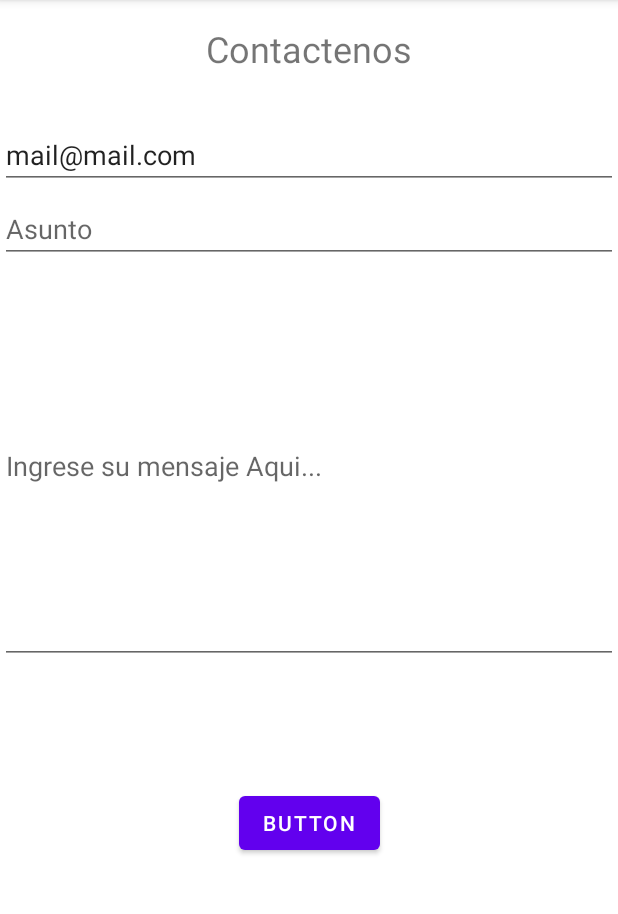
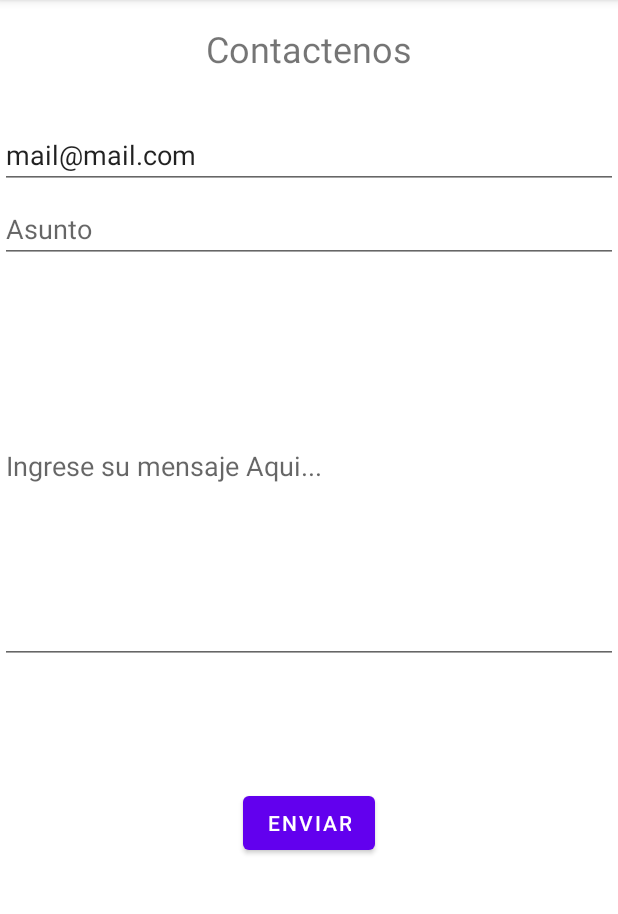
Before and after one commit to Alpccl/TurismoChile, an Android app: the MailFragment screen opened through its navigation route, on a phone screen of 412 x 824 dp, the part 84-998 px from its top. Run offline under Robolectric (Android 15) with nearby library versions, the phone set to English and light mode, and no system bars; our stand-ins replace Room's generated code; pictures from the network do not load.

Commit message:
Actualizacion de Elementos para App

```diff
--- a/app/src/main/java/com/example/turismochile/FirstFragment.kt
+++ b/app/src/main/java/com/example/turismochile/FirstFragment.kt
@@ -49,7 +49,7 @@ class FirstFragment : Fragment() {
         adapter.selectedRegion().observe(viewLifecycleOwner, Observer {
             it?.let {
                 val bundle = Bundle()
-                bundle.putString("id", it.id)
+                bundle.putString("id", it.idRegiones)
                 findNavController().navigate(R.id.action_FirstFragment_to_SecondFragment, bundle)
             }
         })
--- a/app/src/main/java/com/example/turismochile/SecondFragment.kt
+++ b/app/src/main/java/com/example/turismochile/SecondFragment.kt
@@ -1,5 +1,6 @@
 package com.example.turismochile
 
+import android.content.Context
 import android.content.Intent
 import android.net.Uri
 import android.os.Bundle
@@ -44,9 +45,12 @@ class SecondFragment : Fragment() {
 
         viewModel.getInformationById(idRegion).observe(viewLifecycleOwner, Observer {
             it?.let {
+
                 Glide.with(binding.imvTurism2).load(it).into(binding.imvTurism2)
                 binding.tvTurism2.text = it.description
+                binding.btVideoTurist2.setOnClickListener {
 
+                }
 
             }
         })
--- a/app/src/main/java/com/example/turismochile/model/adapter/RegionAdapter.kt
+++ b/app/src/main/java/com/example/turismochile/model/adapter/RegionAdapter.kt
@@ -24,7 +24,7 @@ class RegionAdapter : RecyclerView.Adapter<RegionAdapter.RegionVH>() {
             RecyclerView.ViewHolder(binding.root), View.OnClickListener{
 
         fun bind(region: RegionEntity){
-            binding.tvRegion.text = region.id
+            binding.tvRegion.text = region.idRegiones
             Glide.with(binding.imVRegion).load(region.scrImage).into(binding.imVRegion)
             itemView.setOnClickListener(this)
         }
--- a/app/src/main/java/com/example/turismochile/model/local/dao/DaoRegion.kt
+++ b/app/src/main/java/com/example/turismochile/model/local/dao/DaoRegion.kt
@@ -19,6 +19,6 @@ interface DaoRegion {
     @Query("SELECT * FROM region_table")
     fun getAllRegionList(): LiveData<List<RegionEntity>>
 
-    @Query("SELECT * FROM region_table WHERE id =:id")
+    @Query("SELECT * FROM region_table WHERE idRegiones =:id")
     fun getInformationById(id: String): LiveData<RegionEntity>
 }
--- a/app/src/main/java/com/example/turismochile/model/local/entities/RegionEntity.kt
+++ b/app/src/main/java/com/example/turismochile/model/local/entities/RegionEntity.kt
@@ -9,6 +9,6 @@ import org.jetbrains.annotations.NotNull
 data class RegionEntity(
     @PrimaryKey
     @NotNull
-    val id: String,
+    val idRegiones: String,
     val scrImage: String
     )
--- a/app/src/main/java/com/example/turismochile/model/remote/Mapper.kt
+++ b/app/src/main/java/com/example/turismochile/model/remote/Mapper.kt
@@ -8,7 +8,7 @@ import com.example.turismochile.model.remote.pojo.WrapperRegiones
 
 fun fromInternetToRegionEntity(regionespojo: Regionespojo): List<RegionEntity> {
     return regionespojo.wrapperRegiones.map {
-        RegionEntity(id = it.id, scrImage = it.image)}
+        RegionEntity(idRegiones = it.id, scrImage = it.image)}
 
 }
 fun fromInternetToTuristEntity(regionespojo: Regionespojo): List<TurismEntity> {
--- a/app/src/main/java/com/example/turismochile/model/remote/pojo/WrapperTurismo.kt
+++ b/app/src/main/java/com/example/turismochile/model/remote/pojo/WrapperTurismo.kt
@@ -7,7 +7,7 @@ data class WrapperTurismo(
 
     @SerializedName("id")
     val id: String,
-    @SerializedName("description")
+    @SerializedName("descripcion")
     val description: String,
     @SerializedName("image")
     val image: String,
--- a/app/src/main/res/layout/fragment_mail.xml
+++ b/app/src/main/res/layout/fragment_mail.xml
@@ -65,7 +65,7 @@
         android:layout_width="wrap_content"
         android:layout_height="wrap_content"
         android:layout_marginBottom="195dp"
-        android:text="Button"
+        android:text="Enviar"
         app:layout_constraintBottom_toBottomOf="parent"
         app:layout_constraintEnd_toEndOf="parent"
         app:layout_constraintStart_toStartOf="parent"
```
Also changed, not shown: app/src/main/java/com/example/turismochile/MailFragment.kt (+7 -2 lines), app/src/main/res/layout/region_item_list.xml (+6 -5 lines).
